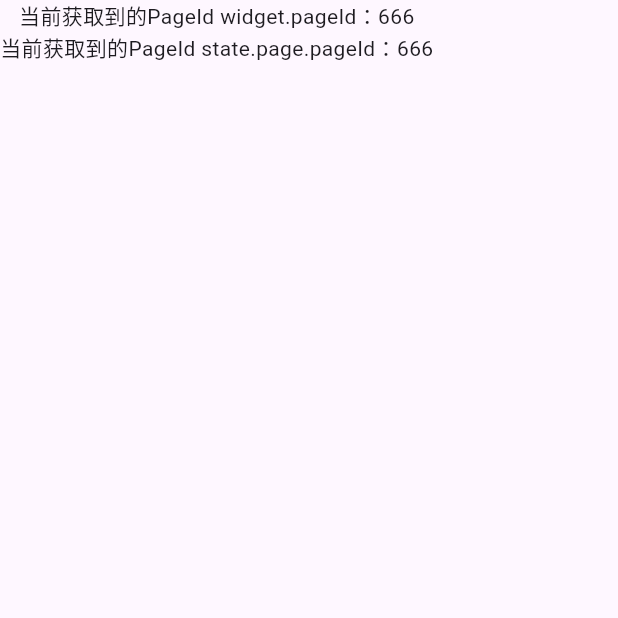
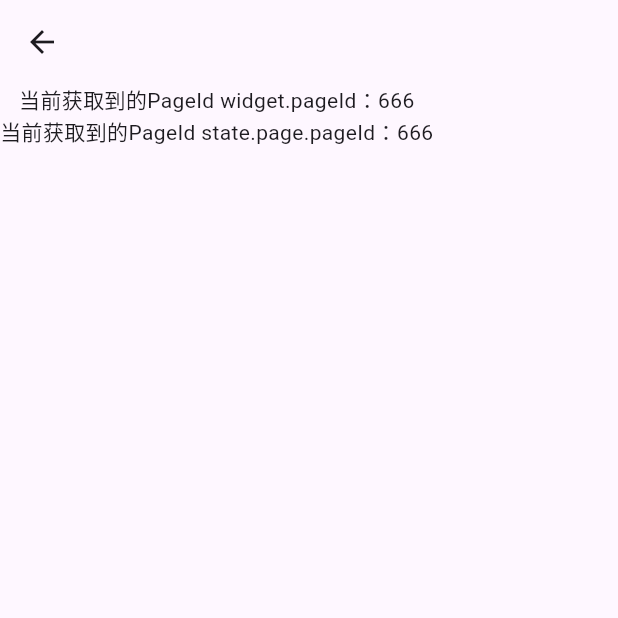
Before and after one commit to hbolin/flutter_rapid_development_kit, a Flutter app: the screen it shows after launch, after a tap on "跳转至PageView4", on a phone screen of 412 x 824 dp, the top half of it. Run offline on Flutter 3.47's test engine with Material 3 defaults, Android fonts, the phone set to English and light mode, and no system bars; our stand-ins replace cached_network_image, carousel_slider, fluttertoast, get, universal_platform.

```diff
--- a/example/lib/pages/happy_pay_page/happy_pay_page_view.dart
+++ b/example/lib/pages/happy_pay_page/happy_pay_page_view.dart
@@ -64,6 +64,7 @@ class _HappyPayPageState extends AppBasePageState<HappyPayPage> {
       builder: (logic) {
         return buildCachedLoadingBody(context, logic, (context, isCachedData) {
           return Scaffold(
+            appBar: AppBar(),
             body: Column(
               crossAxisAlignment: CrossAxisAlignment.center,
               children: [
--- a/example/lib/pages/test_app_base4_page/test_app_base4_page_view.dart
+++ b/example/lib/pages/test_app_base4_page/test_app_base4_page_view.dart
@@ -66,6 +66,7 @@ class _TestAppBase4PageState extends AppBasePageState<TestAppBase4Page> {
       builder: (logic) {
         return buildCachedLoadingBody(context, logic, (context, isCachedData) {
           return Scaffold(
+            appBar: AppBar(),
             body: Column(
               crossAxisAlignment: CrossAxisAlignment.center,
               children: [
```
Also changed, not shown: 3 other files.
